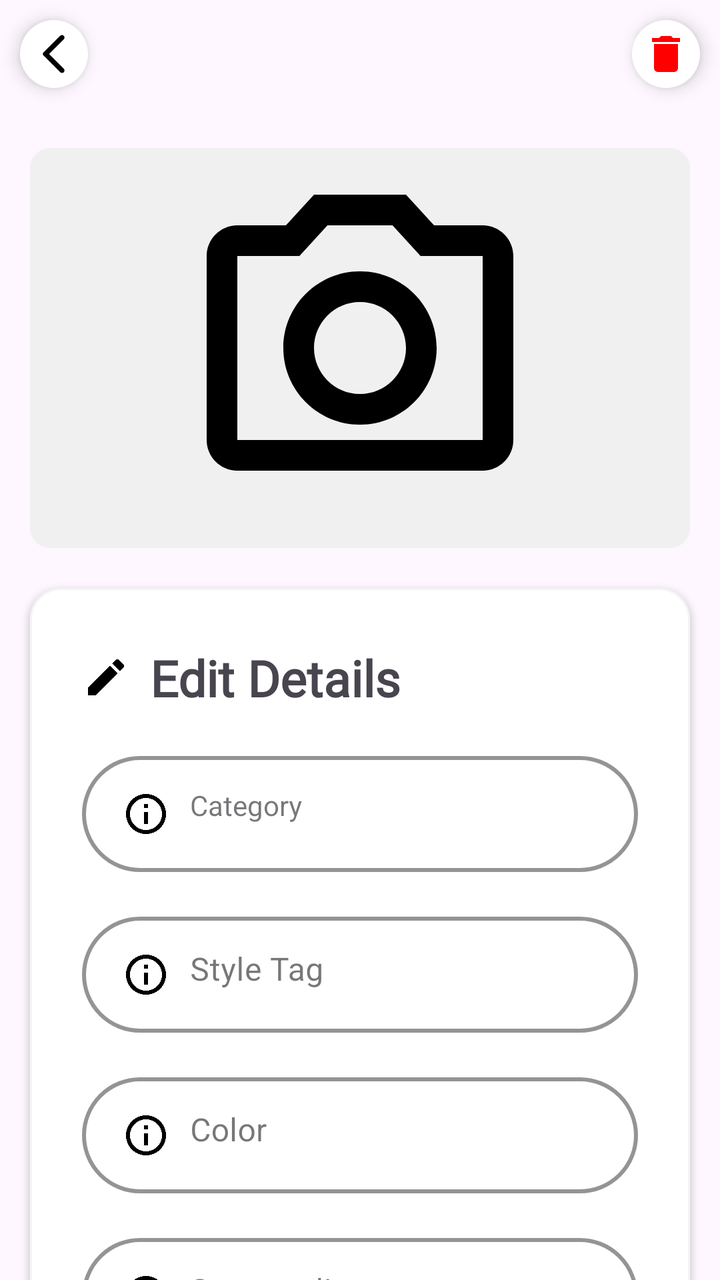
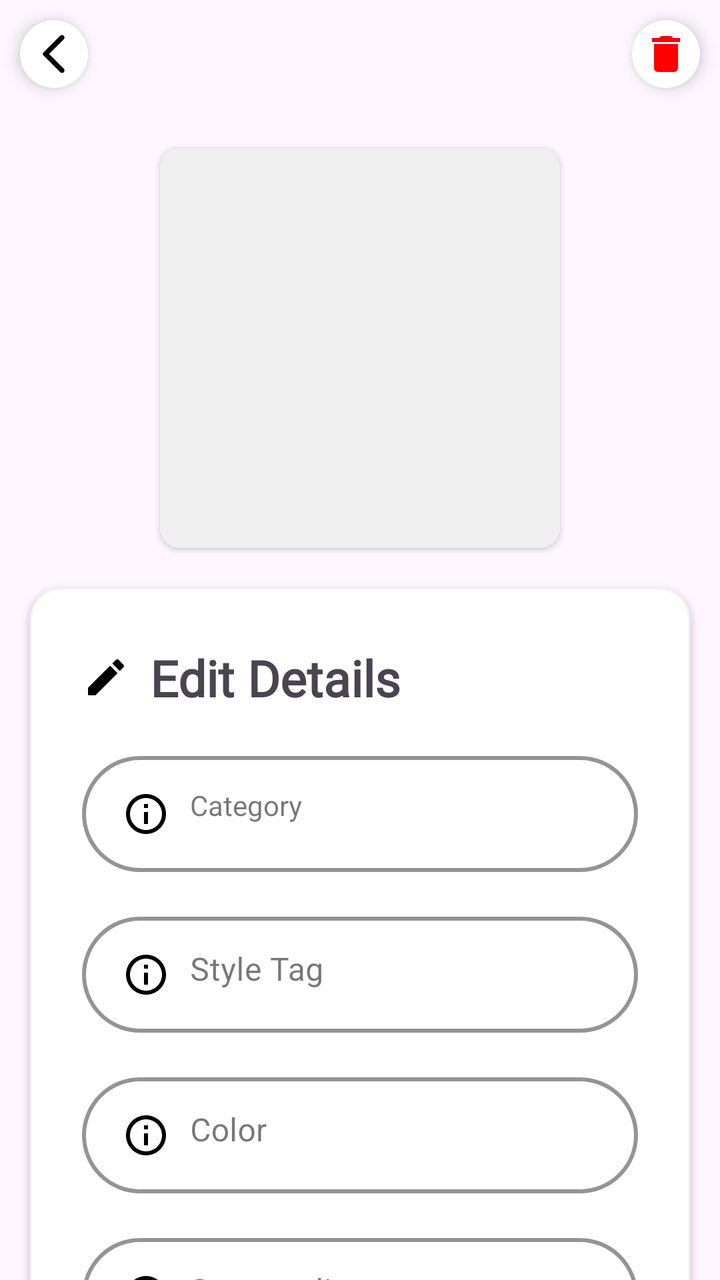

Screens rendered from an Android XML layout before and after an edit, with the pre-edit source and the edit as a unified diff.
<!-- AndroidManifest.xml: application theme Theme.StyleWIZ_vol2 -->
<!-- res/layout/fragment_edit_details.xml -->
<?xml version="1.0" encoding="utf-8"?>
<LinearLayout xmlns:android="http://schemas.android.com/apk/res/android"
    xmlns:tools="http://schemas.android.com/tools"
    android:layout_width="match_parent"
    android:layout_height="match_parent"
    xmlns:app="http://schemas.android.com/apk/res-auto"
    android:orientation="vertical"
    tools:context=".EditDetailsFragment">

    <LinearLayout
        android:layout_width="match_parent"
        android:layout_height="wrap_content"
        android:orientation="horizontal"
        android:gravity="center_vertical">

        <ImageView
            android:layout_width="wrap_content"
            android:layout_height="wrap_content"
            android:id="@+id/backEdit"
            android:layout_margin="10dp"
            android:padding="5dp"
            android:elevation="5dp"
            android:layout_gravity="center"
            android:background="@drawable/circle_shape"
            android:src="@drawable/round_arrow_back_24" />

        <View
            android:layout_width="0dp"
            android:layout_height="0dp"
            android:layout_weight="1"/>



        <ImageView
            android:layout_width="wrap_content"
            android:layout_height="wrap_content"
            android:id="@+id/deleteEdit"
            android:layout_margin="10dp"
            android:padding="5dp"
            android:elevation="5dp"
            android:layout_gravity="center"
            android:background="@drawable/circle_shape"
            android:src="@drawable/baseline_delete_24"
            app:tint="@color/red"/>


    </LinearLayout>


    <ScrollView
        android:layout_width="match_parent"
        android:layout_height="match_parent"
        android:clipToPadding="false"
        android:padding="5dp"
        android:scrollbars="none"
        app:layout_behavior="@string/appbar_scrolling_view_behavior">

        <LinearLayout
            android:layout_width="match_parent"
            android:layout_height="wrap_content"
            android:layout_marginTop="5dp"
            android:clipToPadding="false"
            android:orientation="vertical"
            android:padding="10dp">

            
            <ImageView
                android:id="@+id/detailImage"
                android:layout_width="match_parent"
                android:layout_height="200dp"
                android:background="@drawable/rounded_corners"
                android:contentDescription="Detail Image"
                android:scaleType="fitCenter"
                android:src="@drawable/outline_photo_camera_24" />


            <LinearLayout
                android:id="@+id/linearLayoutEdit"
                android:layout_width="match_parent"
                android:layout_height="wrap_content"
                android:layout_marginTop="20dp"
                android:background="@drawable/edittextshape"
                android:orientation="vertical"
                android:padding="10dp"
                android:elevation="2dp"
                app:layout_constraintEnd_toEndOf="parent"
                app:layout_constraintStart_toStartOf="parent"
                app:layout_constraintTop_toBottomOf="@id/profileImg">


                <LinearLayout
                    android:layout_width="match_parent"
                    android:layout_height="match_parent"
                    android:layout_marginLeft="8dp"
                    android:layout_marginTop="10dp"
                    android:layout_marginRight="8dp"
                    android:orientation="horizontal"
                    android:padding="8dp">


                    <TextView
                        android:id="@+id/title"
                        android:layout_width="wrap_content"
                        android:layout_height="wrap_content"
                        android:layout_weight="1"
                        android:drawableLeft="@drawable/round_edit_24"
                        android:drawablePadding="10sp"
                        android:fontFamily="@font/roboto"
                        android:text="Edit Details"
                        android:textSize="25dp"
                        android:textStyle="bold" />


                </LinearLayout>


                <LinearLayout
                    android:layout_width="match_parent"
                    android:layout_height="match_parent"
                    android:layout_marginLeft="8dp"
                    android:layout_marginRight="8dp"
                    android:orientation="horizontal"
                    android:padding="8dp">


                    <com.google.android.material.textfield.TextInputLayout
                        android:id="@+id/editCategoryDetails"
                        android:layout_width="match_parent"
                        android:layout_height="wrap_content"
                        android:hint="Category"
                        style="@style/Widget.MaterialComponents.TextInputLayout.OutlinedBox"
                        app:boxBackgroundMode="outline"
                        app:boxStrokeWidth="2dp"
                        app:boxStrokeColor="@color/black"
                        app:boxCornerRadiusTopStart="30dp"
                        app:boxCornerRadiusTopEnd="30dp"
                        app:boxCornerRadiusBottomStart="30dp"
                        app:boxCornerRadiusBottomEnd="30dp"
                        app:hintTextColor="@color/blue"
                        app:hintTextAppearance="@style/FloatingHintStyle">

                        <com.google.android.material.textfield.TextInputEditText
                            android:layout_width="match_parent"
                            android:layout_height="wrap_content"
                            style="@style/Widget.MaterialComponents.TextInputLayout.OutlinedBox"
                            android:textColor="@color/black"
                            android:paddingStart="20dp"
                            android:drawableLeft="@drawable/outline_info_24"
                            android:drawablePadding="10dp"
                            android:gravity="start"/>

                    </com.google.android.material.textfield.TextInputLayout>


                </LinearLayout>


                <LinearLayout
                    android:layout_width="match_parent"
                    android:layout_height="match_parent"
                    android:layout_marginLeft="8dp"
                    android:layout_marginRight="8dp"
                    android:orientation="horizontal"
                    android:padding="8dp">


                    <com.google.android.material.textfield.TextInputLayout
                        android:id="@+id/editStyleTagDetails"
                        android:layout_width="match_parent"
                        android:layout_height="wrap_content"
                        android:hint="Style Tag"
                        style="@style/Widget.MaterialComponents.TextInputLayout.OutlinedBox"
                        app:boxBackgroundMode="outline"
                        app:boxStrokeWidth="2dp"
                        app:boxStrokeColor="@color/black"
                        app:boxCornerRadiusTopStart="30dp"
                        app:boxCornerRadiusTopEnd="30dp"
                        app:boxCornerRadiusBottomStart="30dp"
                        app:boxCornerRadiusBottomEnd="30dp"
                        app:hintTextColor="@color/blue"
                        app:hintTextAppearance="@style/FloatingHintStyle">

                        <com.google.android.material.textfield.TextInputEditText
                            android:layout_width="match_parent"
                            android:layout_height="wrap_content"
                            android:textColor="@color/black"
                            android:paddingStart="20dp"
                            android:drawableLeft="@drawable/outline_info_24"
                            android:drawablePadding="10dp"
                            android:gravity="start"/>
                    </com.google.android.material.textfield.TextInputLayout>


                </LinearLayout>


                <LinearLayout
                    android:layout_width="match_parent"
                    android:layout_height="match_parent"
                    android:layout_marginLeft="8dp"
                    android:layout_marginRight="8dp"
                    android:orientation="horizontal"
                    android:padding="8dp">


                    <com.google.android.material.textfield.TextInputLayout
                        android:id="@+id/editColorDetails"
                        android:layout_width="match_parent"
                        android:layout_height="wrap_content"
                        android:hint="Color"
                        style="@style/Widget.MaterialComponents.TextInputLayout.OutlinedBox"
                        app:boxBackgroundMode="outline"
                        app:boxStrokeWidth="2dp"
                        app:boxStrokeColor="@color/black"
                        app:boxCornerRadiusTopStart="30dp"
                        app:boxCornerRadiusTopEnd="30dp"
                        app:boxCornerRadiusBottomStart="30dp"
                        app:boxCornerRadiusBottomEnd="30dp"
                        app:hintTextColor="@color/blue"
                        app:hintTextAppearance="@style/FloatingHintStyle">

                        <com.google.android.material.textfield.TextInputEditText
                            android:layout_width="match_parent"
                            android:layout_height="wrap_content"
                            android:textColor="@color/black"
                            android:paddingStart="20dp"
                            android:drawableLeft="@drawable/outline_info_24"
                            android:drawablePadding="10dp"
                            android:gravity="start"/>
                    </com.google.android.material.textfield.TextInputLayout>


                </LinearLayout>



                <LinearLayout
                    android:layout_width="match_parent"
                    android:layout_height="match_parent"
                    android:layout_marginLeft="8dp"
                    android:layout_marginRight="8dp"
                    android:orientation="horizontal"
                    android:padding="8dp">


                    <com.google.android.material.textfield.TextInputLayout
                        android:id="@+id/editSeasonalityDetails"
                        android:layout_width="match_parent"
                        android:layout_height="wrap_content"
                        android:hint="Seasonality"
                        style="@style/Widget.MaterialComponents.TextInputLayout.OutlinedBox"
                        app:boxBackgroundMode="outline"
                        app:boxStrokeWidth="2dp"
                        app:boxStrokeColor="@color/black"
                        app:boxCornerRadiusTopStart="30dp"
                        app:boxCornerRadiusTopEnd="30dp"
                        app:boxCornerRadiusBottomStart="30dp"
                        app:boxCornerRadiusBottomEnd="30dp"
                        app:hintTextColor="@color/blue"
                        app:hintTextAppearance="@style/FloatingHintStyle">

                        <com.google.android.material.textfield.TextInputEditText
                            android:layout_width="match_parent"
                            android:layout_height="wrap_content"
                            android:textColor="@color/black"
                            android:paddingStart="20dp"
                            android:drawableLeft="@drawable/outline_info_24"
                            android:drawablePadding="10dp"
                            android:gravity="start"/>
                    </com.google.android.material.textfield.TextInputLayout>


                </LinearLayout>



                <LinearLayout
                    android:layout_width="match_parent"
                    android:layout_height="match_parent"
                    android:layout_marginLeft="8dp"
                    android:layout_marginRight="8dp"
                    android:orientation="horizontal"
                    android:padding="8dp">


                    <com.google.android.material.textfield.TextInputLayout
                        android:id="@+id/editDescriptionDetails"
                        android:layout_width="match_parent"
                        android:layout_height="wrap_content"
                        android:hint="Description"
                        style="@style/Widget.MaterialComponents.TextInputLayout.OutlinedBox"
                        app:boxBackgroundMode="outline"
                        app:boxStrokeWidth="2dp"
                        app:boxStrokeColor="@color/black"
                        app:boxCornerRadiusTopStart="30dp"
                        app:boxCornerRadiusTopEnd="30dp"
                        app:boxCornerRadiusBottomStart="30dp"
                        app:boxCornerRadiusBottomEnd="30dp"
                        app:hintTextColor="@color/blue"
                        app:hintTextAppearance="@style/FloatingHintStyle">

                        <com.google.android.material.textfield.TextInputEditText
                            android:layout_width="match_parent"
                            android:layout_height="wrap_content"
                            android:textColor="@color/black"
                            android:paddingStart="20dp"
                            android:drawableLeft="@drawable/outline_info_24"
                            android:drawablePadding="10dp"
                            android:gravity="start"/>
                    </com.google.android.material.textfield.TextInputLayout>


                </LinearLayout>

                <LinearLayout
                    android:layout_width="match_parent"
                    android:layout_height="match_parent"
                    android:layout_marginTop="5dp"
                    android:gravity="center_horizontal"
                    android:orientation="horizontal">


                    <Button
                        android:id="@+id/cancel_button_details"
                        android:layout_width="110dp"
                        android:layout_height="55dp"
                        android:layout_margin="10dp"
                        android:backgroundTint="@color/gray"
                        android:fontFamily="@font/roboto"
                        android:text="Cancel"
                        android:textColor="#FFFFFF"
                        android:textSize="16sp" />


                    <Button
                        android:id="@+id/save_button_details"
                        android:layout_width="110dp"
                        android:layout_height="55dp"
                        android:layout_margin="10dp"
                        android:backgroundTint="@color/blue"
                        android:fontFamily="@font/roboto"
                        android:text="Save"
                        android:textColor="#FFFFFF"
                        android:textSize="16sp" />


                </LinearLayout>


            </LinearLayout>


        </LinearLayout>

    </ScrollView>


</LinearLayout>
<!-- resources referenced by this layout -->
<resources>
  <color name="black">#FF000000</color>
  <color name="blue">#2196F3</color>
  <color name="gray">#B0B0B0</color>
  <color name="red">#FF0000</color>
  <!-- drawable baseline_delete_24 (drawable) -->
  <vector android:height="24dp" android:tint="#000000"
      android:viewportHeight="24" android:viewportWidth="24"
      android:width="24dp" xmlns:android="http://schemas.android.com/apk/res/android">
      <path android:fillColor="@android:color/white" android:pathData="M6,19c0,1.1 0.9,2 2,2h8c1.1,0 2,-0.9 2,-2V7H6v12zM19,4h-3.5l-1,-1h-5l-1,1H5v2h14V4z"/>
  </vector>
  <!-- drawable circle_shape (drawable) -->
  <?xml version="1.0" encoding="utf-8"?>
  <shape xmlns:android="http://schemas.android.com/apk/res/android">
      <solid android:color="#FFFFFF" /> 
      <corners android:radius="50dp" /> 
  </shape>
  <!-- drawable edittextshape (drawable) -->
  <?xml version="1.0" encoding="utf-8"?>
  <shape xmlns:android="http://schemas.android.com/apk/res/android">
      <solid android:color="@color/white"/>
      <corners android:radius="15dp"/>
      <stroke android:color="#f4f4f4" android:width="1dp"/>
  </shape>
  <!-- drawable outline_info_24 (drawable) -->
  <vector android:height="24dp" android:tint="#000000"
      android:viewportHeight="24" android:viewportWidth="24"
      android:width="24dp" xmlns:android="http://schemas.android.com/apk/res/android">
      <path android:fillColor="@android:color/white" android:pathData="M11,7h2v2h-2zM11,11h2v6h-2zM12,2C6.48,2 2,6.48 2,12s4.48,10 10,10 10,-4.48 10,-10S17.52,2 12,2zM12,20c-4.41,0 -8,-3.59 -8,-8s3.59,-8 8,-8 8,3.59 8,8 -3.59,8 -8,8z"/>
  </vector>
  <!-- drawable outline_photo_camera_24 (drawable) -->
  <vector android:height="24dp" android:tint="#000000"
      android:viewportHeight="24" android:viewportWidth="24"
      android:width="24dp" xmlns:android="http://schemas.android.com/apk/res/android">
      <path android:fillColor="@android:color/white" android:pathData="M14.12,4l1.83,2L20,6v12L4,18L4,6h4.05l1.83,-2h4.24M15,2L9,2L7.17,4L4,4c-1.1,0 -2,0.9 -2,2v12c0,1.1 0.9,2 2,2h16c1.1,0 2,-0.9 2,-2L22,6c0,-1.1 -0.9,-2 -2,-2h-3.17L15,2zM12,9c1.65,0 3,1.35 3,3s-1.35,3 -3,3 -3,-1.35 -3,-3 1.35,-3 3,-3m0,-2c-2.76,0 -5,2.24 -5,5s2.24,5 5,5 5,-2.24 5,-5 -2.24,-5 -5,-5z"/>
  </vector>
  <!-- drawable round_arrow_back_24 (drawable) -->
  <vector android:height="24dp" android:tint="#000000"
      android:viewportHeight="24" android:viewportWidth="24"
      android:width="24dp" xmlns:android="http://schemas.android.com/apk/res/android">
      <path android:fillColor="@android:color/white" android:pathData="M16.88,2.88L16.88,2.88c-0.49,-0.49 -1.28,-0.49 -1.77,0l-8.41,8.41c-0.39,0.39 -0.39,1.02 0,1.41l8.41,8.41c0.49,0.49 1.28,0.49 1.77,0l0,0c0.49,-0.49 0.49,-1.28 0,-1.77L9.54,12l7.35,-7.35C17.37,4.16 17.37,3.37 16.88,2.88z"/>
  </vector>
  <!-- drawable rounded_corners (drawable) -->
  <?xml version="1.0" encoding="utf-8"?>
  <shape xmlns:android="http://schemas.android.com/apk/res/android">
      <solid android:color="#F0F0F0" />
      <corners android:radius="10dp" />
      <padding
          android:left="8dp"
          android:top="8dp"
          android:right="8dp"
          android:bottom="8dp" />
  
  </shape>
  <style name="FloatingHintStyle" parent="TextAppearance.MaterialComponents.Caption">
          <item name="android:textSize">14sp</item>
          <item name="android:letterSpacing">0.1</item> 
          <item name="android:fontFamily">@font/roboto</item>
      </style>
  <style name="Theme.StyleWIZ_vol2" parent="Base.Theme.StyleWIZ_vol2" />
  <color name="white">#FFFFFFFF</color>
  <style name="Base.Theme.StyleWIZ_vol2" parent="Theme.Material3.DayNight.NoActionBar">
          
          
      </style>
  <!-- unchanged entries left out for length: 1 -->
</resources>

<!-- the commit's change to res/layout/fragment_edit_details.xml (unified diff, before → after) -->
@@ -63,15 +63,21 @@
             android:orientation="vertical"
             android:padding="10dp">
 
-            
-            <ImageView
-                android:id="@+id/detailImage"
-                android:layout_width="match_parent"
+            <androidx.cardview.widget.CardView
+                android:layout_width="200dp"
                 android:layout_height="200dp"
-                android:background="@drawable/rounded_corners"
-                android:contentDescription="Detail Image"
-                android:scaleType="fitCenter"
-                android:src="@drawable/outline_photo_camera_24" />
+                app:cardCornerRadius="10dp"
+                android:layout_gravity="center">
+
+                <ImageView
+                    android:id="@+id/editDetailsImage"
+                    android:layout_width="match_parent"
+                    android:layout_height="match_parent"
+                    android:adjustViewBounds="true"
+                    android:scaleType="centerCrop"
+                    android:contentDescription="Detail Image"
+                    android:background="@color/light_gray"/>
+            </androidx.cardview.widget.CardView>
 
 
             <LinearLayout
<!-- resource entries referenced after the edit -->
@@ -3,6 +3,7 @@
   <color name="black">#FF000000</color>
   <color name="blue">#2196F3</color>
   <color name="gray">#B0B0B0</color>
+  <color name="light_gray">#F0F0F0</color>
   <color name="red">#FF0000</color>
   <!-- drawable baseline_delete_24 (drawable) -->
   <vector android:height="24dp" android:tint="#000000"
@@ -29,30 +30,12 @@
       android:width="24dp" xmlns:android="http://schemas.android.com/apk/res/android">
       <path android:fillColor="@android:color/white" android:pathData="M11,7h2v2h-2zM11,11h2v6h-2zM12,2C6.48,2 2,6.48 2,12s4.48,10 10,10 10,-4.48 10,-10S17.52,2 12,2zM12,20c-4.41,0 -8,-3.59 -8,-8s3.59,-8 8,-8 8,3.59 8,8 -3.59,8 -8,8z"/>
   </vector>
-  <!-- drawable outline_photo_camera_24 (drawable) -->
-  <vector android:height="24dp" android:tint="#000000"
-      android:viewportHeight="24" android:viewportWidth="24"
-      android:width="24dp" xmlns:android="http://schemas.android.com/apk/res/android">
-      <path android:fillColor="@android:color/white" android:pathData="M14.12,4l1.83,2L20,6v12L4,18L4,6h4.05l1.83,-2h4.24M15,2L9,2L7.17,4L4,4c-1.1,0 -2,0.9 -2,2v12c0,1.1 0.9,2 2,2h16c1.1,0 2,-0.9 2,-2L22,6c0,-1.1 -0.9,-2 -2,-2h-3.17L15,2zM12,9c1.65,0 3,1.35 3,3s-1.35,3 -3,3 -3,-1.35 -3,-3 1.35,-3 3,-3m0,-2c-2.76,0 -5,2.24 -5,5s2.24,5 5,5 5,-2.24 5,-5 -2.24,-5 -5,-5z"/>
-  </vector>
   <!-- drawable round_arrow_back_24 (drawable) -->
   <vector android:height="24dp" android:tint="#000000"
       android:viewportHeight="24" android:viewportWidth="24"
       android:width="24dp" xmlns:android="http://schemas.android.com/apk/res/android">
       <path android:fillColor="@android:color/white" android:pathData="M16.88,2.88L16.88,2.88c-0.49,-0.49 -1.28,-0.49 -1.77,0l-8.41,8.41c-0.39,0.39 -0.39,1.02 0,1.41l8.41,8.41c0.49,0.49 1.28,0.49 1.77,0l0,0c0.49,-0.49 0.49,-1.28 0,-1.77L9.54,12l7.35,-7.35C17.37,4.16 17.37,3.37 16.88,2.88z"/>
   </vector>
-  <!-- drawable rounded_corners (drawable) -->
-  <?xml version="1.0" encoding="utf-8"?>
-  <shape xmlns:android="http://schemas.android.com/apk/res/android">
-      <solid android:color="#F0F0F0" />
-      <corners android:radius="10dp" />
-      <padding
-          android:left="8dp"
-          android:top="8dp"
-          android:right="8dp"
-          android:bottom="8dp" />
-  
-  </shape>
   <style name="FloatingHintStyle" parent="TextAppearance.MaterialComponents.Caption">
           <item name="android:textSize">14sp</item>
           <item name="android:letterSpacing">0.1</item> 
